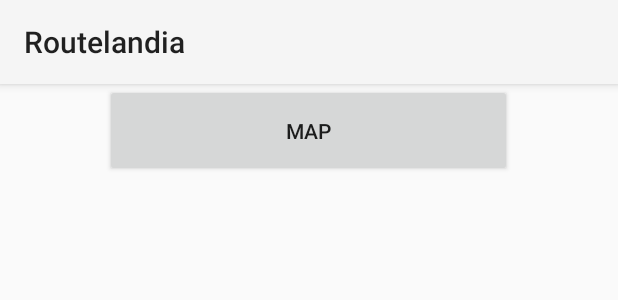
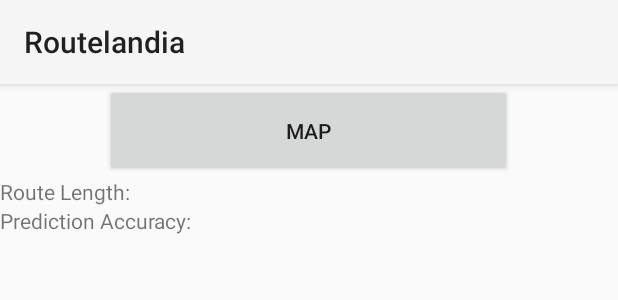
Before and after one commit to Routelandia/routelandia-android, an Android app: the layout list_stats.xml on its own in the app's theme, with its tools: preview values and no code run, on a phone screen of 412 x 824 dp. Shown: the top 300 px of the screen. Run offline under Robolectric (Android 15) with nearby library versions, the phone set to English and light mode, and no system bars.

Commit message:
Add prediction info table.

```diff
--- a/routelandia/src/main/res/layout/list_stats.xml
+++ b/routelandia/src/main/res/layout/list_stats.xml
@@ -9,6 +9,23 @@
         android:layout_height="62dp"
         android:layout_gravity="center_horizontal"
         android:text="Map" />
+
+    <TableLayout
+        android:id="@+id/stats_info_table"
+        android:layout_width="fill_parent"
+        android:layout_height="wrap_content">
+        <TableRow>
+            <TextView
+                android:text="Route Length: " />
+            <TextView android:id="@+id/tvRouteLength" />
+        </TableRow>
+        <TableRow>
+            <TextView
+                android:text="Prediction Accuracy: " />
+            <TextView android:id="@+id/tvPredictionAccuracy" />
+        </TableRow>
+
+    </TableLayout>
 
     <!--<ListView-->
         <!--android:id="@android:id/list"-->
```
Also changed, not shown: routelandia/src/main/java/edu/pdx/its/portal/routelandia/ListStat.java (+9 -2 lines).
